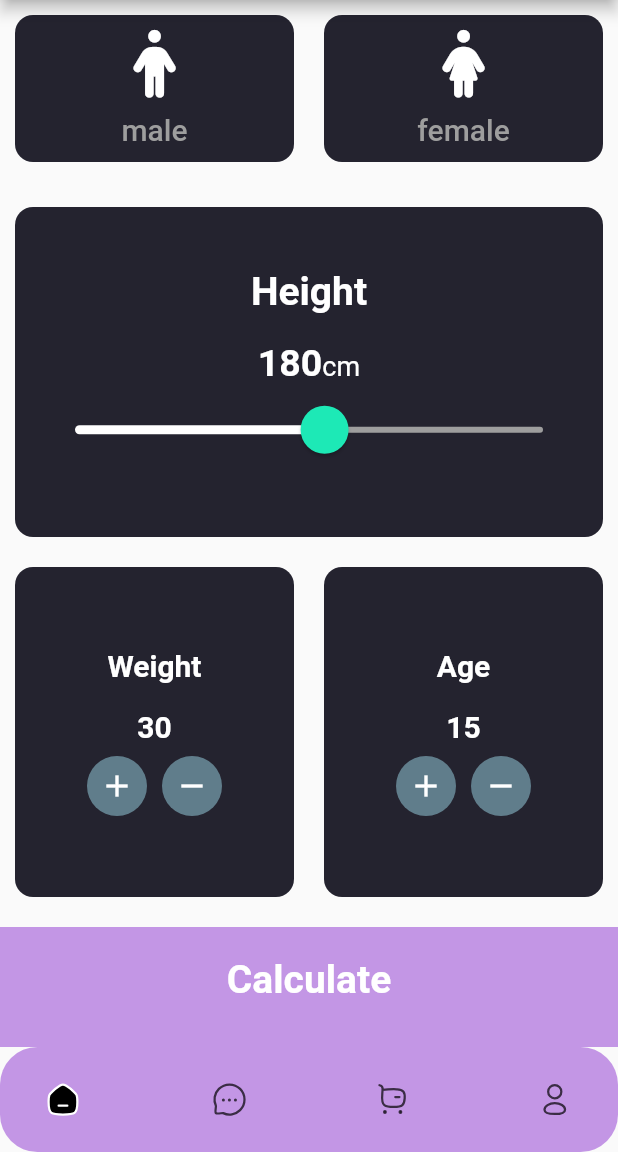
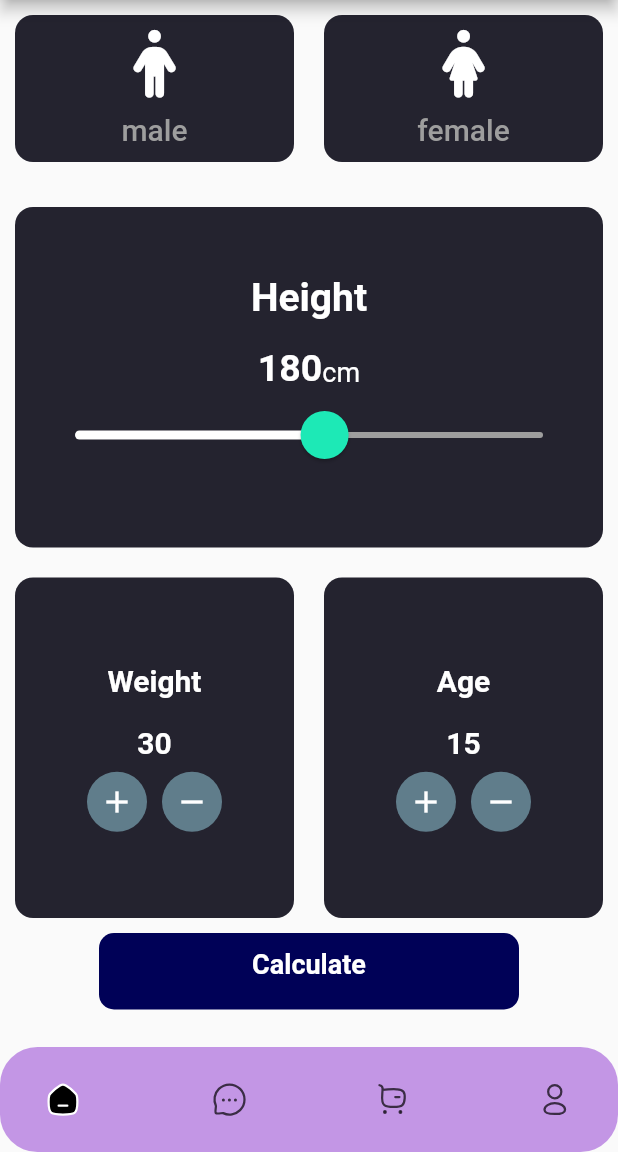
Before and after one commit to PasinduShavinda/HEALTH_MANAGER_UEE_PROJECT_2022, a Flutter app: the BMIHOME screen opened directly, on a phone screen of 412 x 824 dp, the part 84-1236 px from its top. Run offline on Flutter 3.47's test engine with Material 2 defaults, Android fonts, the phone set to English and light mode, and no system bars; our stand-ins replace cloud_firestore, dotted_border, firebase_core, firebase_storage, flutter_rating_bar, flutter_svg and 3 more; accounts and stored records are empty; network calls fail; project files that could hold a hidden picture were left out.

Commit message:
Bug Fixes - Delete function

```diff
--- a/lib/screens/bmi-calculator/bmi_home.dart
+++ b/lib/screens/bmi-calculator/bmi_home.dart
@@ -375,16 +375,20 @@ class _BMIHOMEState extends State<BMIHOME> {
 
           GestureDetector(
             child: Container(
+              decoration: BoxDecoration(
+                borderRadius: BorderRadius.circular(10),
+                color: Color.fromARGB(255, 0, 1, 87),
+              ),
               padding: EdgeInsets.only(bottom: 10.0),
-              margin: EdgeInsets.only(top:10.0),
-              width: double.infinity,
-              height: 80.0,
-              color:Color(0xffc396e5),
+              margin: EdgeInsets.only(bottom:25.0),
+              width: 280,
+              height: 51.0,
+              // color: Color.fromARGB(255, 0, 1, 87),
               child: Center(
                 child: Text(
                   "Calculate",
                     style: TextStyle(
-                    fontSize: 26.0,
+                    fontSize: 18.0,
                     color: Colors.white,
                     fontWeight: FontWeight.bold
                 ),
--- a/lib/screens/body-weight-tracker/body_weight_tracker_home.dart
+++ b/lib/screens/body-weight-tracker/body_weight_tracker_home.dart
@@ -204,7 +204,7 @@ class _BWTHOMEState extends State<BWTHOME> {
   // DELETE WEIGHT FUNCTION
   Future<void> _delete(String recordId) async {
     await _weight.doc(recordId).delete();
-    _navigateToBodyWeightTrackerHome(context);
+    Navigator.pop(context);
     ScaffoldMessenger.of(context).showSnackBar(const SnackBar(
         content: Text('Successfully Deleted')
     )
@@ -303,7 +303,7 @@ class _BWTHOMEState extends State<BWTHOME> {
                                   Widget cancelButton = TextButton(
                                     child: Text("Cancel"),
                                     onPressed:  () {
-                                      _navigateToBodyWeightTrackerHome(context);
+                                      Navigator.pop(context);
                                     },
                                   );
                                   Widget continueButton = TextButton(
--- a/lib/screens/daily-meal-plan/daily_meal_plan_breakfast.dart
+++ b/lib/screens/daily-meal-plan/daily_meal_plan_breakfast.dart
@@ -218,7 +218,7 @@ class _MealBreakfastState extends State<MealBreakfast> {
   // DELETE BREAKFAST FUNCTION
   Future<void> _delete(String recordId) async {
     await _mealBreakfast.doc(recordId).delete();
-    // _navigateToBodyWeightTrackerHome(context);
+    Navigator.pop(context);
     ScaffoldMessenger.of(context).showSnackBar(const SnackBar(
         content: Text('Successfully Deleted')
     )
@@ -328,7 +328,7 @@ class _MealBreakfastState extends State<MealBreakfast> {
                                 Widget cancelButton = TextButton(
                                   child: Text("Cancel"),
                                   onPressed:  () {
-                                    _navigateToMealBreakfastHome(context);
+                                    Navigator.pop(context);
                                   },
                                 );
                                 Widget continueButton = TextButton(
--- a/lib/screens/daily-meal-plan/daily_meal_plan_dinner.dart
+++ b/lib/screens/daily-meal-plan/daily_meal_plan_dinner.dart
@@ -238,7 +238,7 @@ class _MealDinnerState extends State<MealDinner> {
   // DELETE DINNER FUNCTION
   Future<void> _delete(String recordId) async {
     await _mealDinner.doc(recordId).delete();
-    _navigateToDietDinnerHome(context);
+    Navigator.pop(context);
     ScaffoldMessenger.of(context).showSnackBar(const SnackBar(
         content: Text('Successfully Deleted')
     )
@@ -348,7 +348,7 @@ class _MealDinnerState extends State<MealDinner> {
                                 Widget cancelButton = TextButton(
                                   child: Text("Cancel"),
                                   onPressed:  () {
-                                    _navigateToDietDinnerHome(context);
+                                    Navigator.pop(context);
                                   },
                                 );
                                 Widget continueButton = TextButton(
--- a/lib/screens/diet-plan/diet_plan_breakfast.dart
+++ b/lib/screens/diet-plan/diet_plan_breakfast.dart
@@ -175,10 +175,10 @@ class _DietBreakfastState extends State<DietBreakfast> {
         });
   }
 
-  // DELETE WEIGHT FUNCTION
+  // DELETE BREAKFAST FUNCTION
   Future<void> _delete(String recordId) async {
     await _dietBreakfast.doc(recordId).delete();
-    // _navigateToBodyWeightTrackerHome(context);
+    Navigator.pop(context);
     ScaffoldMessenger.of(context).showSnackBar(const SnackBar(
         content: Text('Successfully Deleted')
     )
@@ -288,7 +288,7 @@ class _DietBreakfastState extends State<DietBreakfast> {
                                 Widget cancelButton = TextButton(
                                   child: Text("Cancel"),
                                   onPressed:  () {
-                                    _navigateToDietBreakfastHome(context);
+                                    Navigator.pop(context);
                                   },
                                 );
                                 Widget continueButton = TextButton(
--- a/lib/screens/diet-plan/diet_plan_dinner.dart
+++ b/lib/screens/diet-plan/diet_plan_dinner.dart
@@ -179,7 +179,7 @@ class _DietDinnerState extends State<DietDinner> {
   // DELETE DINNER FUNCTION
   Future<void> _delete(String recordId) async {
     await _dietDinner.doc(recordId).delete();
-    // _navigateToBodyWeightTrackerHome(context);
+    Navigator.pop(context);
     ScaffoldMessenger.of(context).showSnackBar(const SnackBar(
         content: Text('Successfully Deleted')
     )
@@ -281,7 +281,7 @@ class _DietDinnerState extends State<DietDinner> {
                                 Widget cancelButton = TextButton(
                                   child: Text("Cancel"),
                                   onPressed:  () {
-                                    _navigateToDietDinnerHome(context);
+                                    Navigator.pop(context);
                                   },
                                 );
                                 Widget continueButton = TextButton(
--- a/lib/screens/diet-plan/diet_plan_home.dart
+++ b/lib/screens/diet-plan/diet_plan_home.dart
@@ -93,6 +93,7 @@ class DietPlanHOME extends StatelessWidget {
                         bottomRight: Radius.circular(12.0)),
                     border: Border.all(color: Color(0x4d9e9e9e), width: 1),
                   ),
+
                   child: Text(
                     "Breakfast",
                     textAlign: TextAlign.start,
--- a/lib/screens/diet-plan/diet_plan_lunch.dart
+++ b/lib/screens/diet-plan/diet_plan_lunch.dart
@@ -178,7 +178,7 @@ class _DietLunchState extends State<DietLunch> {
   // DELETE WEIGHT FUNCTION
   Future<void> _delete(String recordId) async {
     await _dietLunch.doc(recordId).delete();
-    // _navigateToBodyWeightTrackerHome(context);
+    Navigator.pop(context);
     ScaffoldMessenger.of(context).showSnackBar(const SnackBar(
         content: Text('Successfully Deleted')
     )
@@ -288,7 +288,7 @@ class _DietLunchState extends State<DietLunch> {
                                 Widget cancelButton = TextButton(
                                   child: Text("Cancel"),
                                   onPressed:  () {
-                                    _navigateToDietLunchHome(context);
+                                    Navigator.pop(context);
                                   },
                                 );
                                 Widget continueButton = TextButton(
```
Also changed, not shown: lib/screens/bmi-calculator/bmi-result.dart (+22 -18 lines), lib/screens/daily-meal-plan/daily_meal_plan_lunch.dart (+5 -5 lines).
